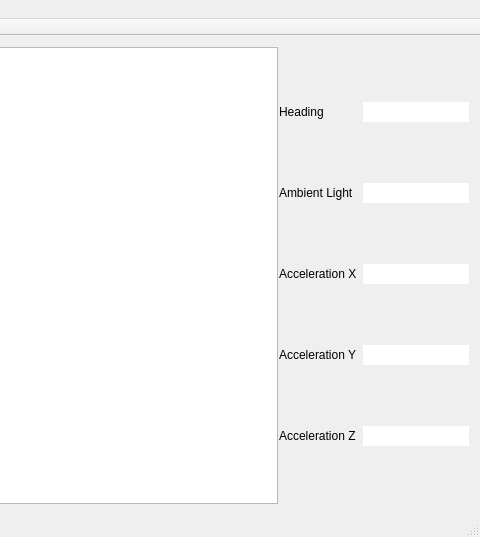
The window that mainwindow.ui (jarppa/hmd-monitor) describes before a commit, drawn with Qt 5; both pictures show x 513 to 993 and y 0 to 537 of the 993 by 537 pixel window.
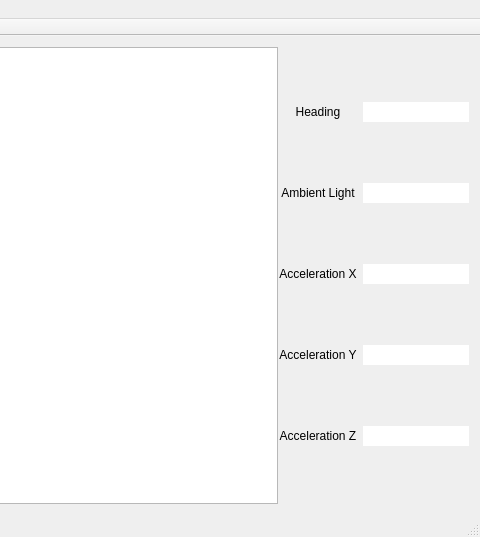
The same window after the commit.

What changed in the file:
```diff
--- a/mainwindow.ui
+++ b/mainwindow.ui
@@ -71,6 +71,9 @@
             <property name="text">
              <string>Heading</string>
             </property>
+            <property name="alignment">
+             <set>Qt::AlignCenter</set>
+            </property>
            </widget>
           </item>
           <item>
@@ -104,6 +107,9 @@
             <property name="text">
              <string>Ambient Light</string>
             </property>
+            <property name="alignment">
+             <set>Qt::AlignCenter</set>
+            </property>
            </widget>
           </item>
           <item>
@@ -137,6 +143,9 @@
             <property name="text">
              <string>Acceleration X</string>
             </property>
+            <property name="alignment">
+             <set>Qt::AlignCenter</set>
+            </property>
            </widget>
           </item>
           <item>
@@ -170,6 +179,9 @@
             <property name="text">
              <string>Acceleration Y</string>
             </property>
+            <property name="alignment">
+             <set>Qt::AlignCenter</set>
+            </property>
            </widget>
           </item>
           <item>
@@ -203,6 +215,9 @@
             <property name="text">
              <string>Acceleration Z</string>
             </property>
+            <property name="alignment">
+             <set>Qt::AlignCenter</set>
+            </property>
            </widget>
           </item>
           <item>
```
